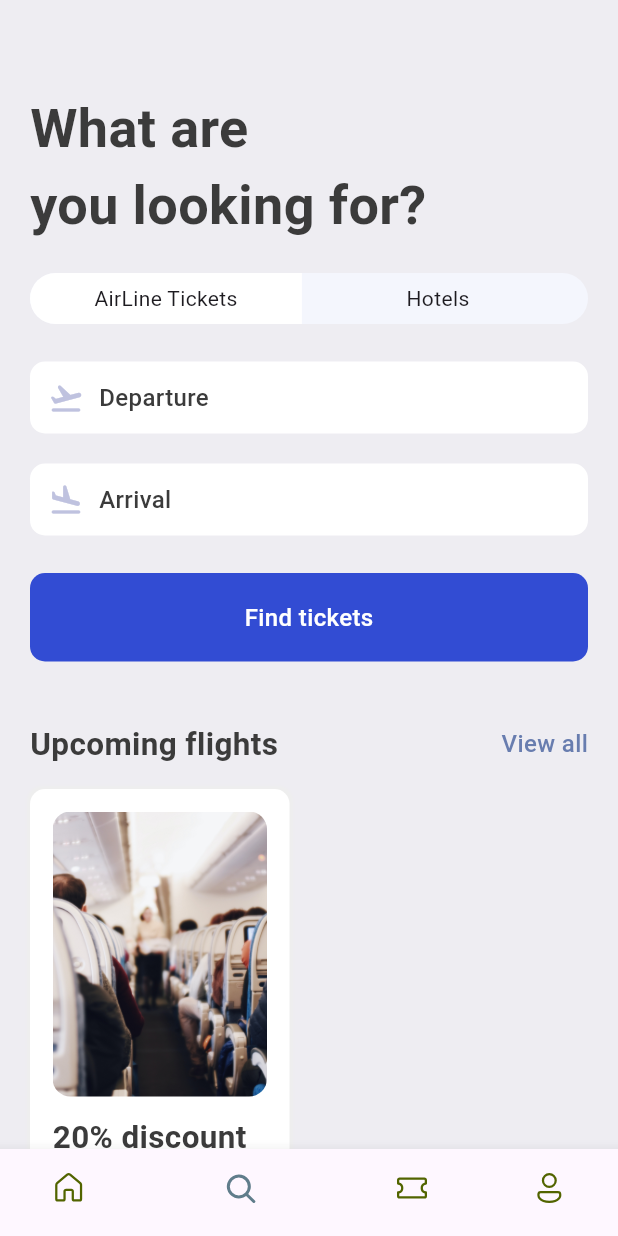
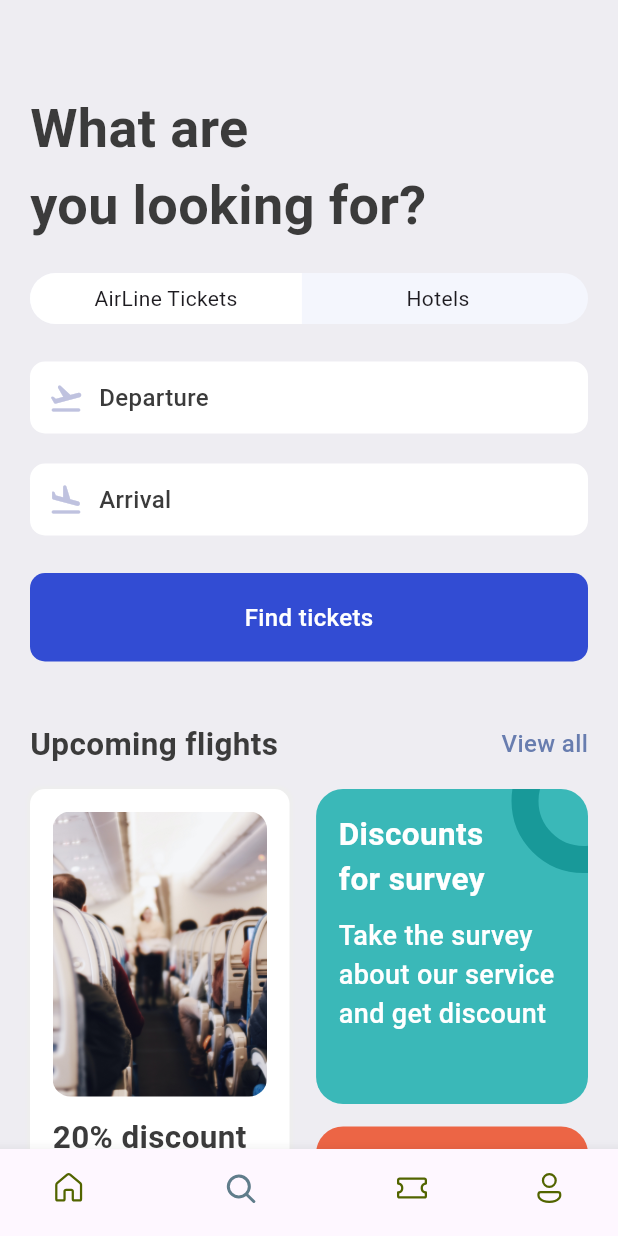
Before and after one commit to ourobf/ticket_app, a Flutter app: the screen it shows after launch, item 2 of the bottom bar chosen, on a phone screen of 412 x 824 dp. Run offline on Flutter 3.47's test engine with Material 3 defaults, Android fonts, the phone set to English and light mode, and no system bars; our stand-ins replace fluentui_icons.

Commit message:
commit-2

```diff
--- a/lib/base/res/styles/app_styles.dart
+++ b/lib/base/res/styles/app_styles.dart
@@ -11,6 +11,7 @@ class AppStyles {
   static Color kakiColor = const Color(0xFFd2bdd6);
   static Color planeColor = const Color(0xFFBFC2DF);
   static Color findTicketsColor = const Color(0xD91130CE);
+  static Color circleColor = const Color(0xFF189999);
 
   static TextStyle textStyle =
       TextStyle(fontSize: 16, fontWeight: FontWeight.w500, color: textColor);
--- a/lib/screens/search/search_screen.dart
+++ b/lib/screens/search/search_screen.dart
@@ -6,6 +6,7 @@ import 'package:tichet_app/base/widgets/app_double_text.dart';
 import 'package:tichet_app/screens/search/widgets/app_text_icon.dart';
 import 'package:tichet_app/screens/search/widgets/app_ticket_tabs.dart';
 import 'package:tichet_app/screens/search/widgets/find_tickets.dart';
+import 'package:tichet_app/screens/search/widgets/ticket_promotion.dart';
 
 class SearchScreen extends StatelessWidget {
   const SearchScreen({super.key});
@@ -58,50 +59,7 @@ class SearchScreen extends StatelessWidget {
           const SizedBox(
             height: 15,
           ),
-          Row(
-            children: [
-              Container(
-                padding:
-                    const EdgeInsets.symmetric(horizontal: 15, vertical: 15),
-                width: size.width * .42,
-                decoration: BoxDecoration(
-                    borderRadius: BorderRadius.circular(10),
-                    color: Colors.white,
-                    boxShadow: [
-                      BoxShadow(
-                          color: Colors.grey.shade200,
-                          blurRadius: 1,
-                          spreadRadius: 2),
-                    ]),
-                child: Column(
-                  children: [
-                    Container(
-                      height: 190,
-                      decoration: BoxDecoration(
-                          borderRadius: BorderRadius.circular(12),
-                          image: const DecorationImage(
-                              fit: BoxFit.cover,
-                              image: AssetImage(AppMedia.planeSit))),
-                    ),
-                    const SizedBox(
-                      height: 12,
-                    ),
-                    Text(
-                      "20% discount on the early booking of this flight. Don't miss.",
-                      style: AppStyles.headLineStyle2,
-                    ),
-                  ],
-                ),
-              ),
-              Column(
-                children: [
-                  Container(
-                    width: size.width * .44,
-                  )
-                ],
-              ),
-            ],
-          ),
+          const TicketPromotion(),
         ],
       ),
     );
--- /dev/null
+++ b/lib/screens/search/widgets/ticket_promotion.dart
@@ -0,0 +1,123 @@
+import 'package:flutter/material.dart';
+import 'package:tichet_app/base/res/media.dart';
+import 'package:tichet_app/base/res/styles/app_styles.dart';
+
+class TicketPromotion extends StatelessWidget {
+  const TicketPromotion({super.key});
+
+  @override
+  Widget build(BuildContext context) {
+    final size = MediaQuery.of(context).size;
+    return Row(
+      mainAxisAlignment: MainAxisAlignment.spaceBetween,
+      children: [
+        Container(
+          padding: const EdgeInsets.symmetric(horizontal: 15, vertical: 15),
+          width: size.width * .42,
+          height: 435,
+          decoration: BoxDecoration(
+              borderRadius: BorderRadius.circular(10),
+              color: Colors.white,
+              boxShadow: [
+                BoxShadow(
+                    color: Colors.grey.shade200,
+                    blurRadius: 1,
+                    spreadRadius: 2),
+              ]),
+          child: Column(
+            children: [
+              Container(
+                height: 190,
+                decoration: BoxDecoration(
+                    borderRadius: BorderRadius.circular(12),
+                    image: const DecorationImage(
+                        fit: BoxFit.cover,
+                        image: AssetImage(AppMedia.planeSit))),
+              ),
+              const SizedBox(
+                height: 12,
+              ),
+              Text(
+                "20% discount on the early booking of this flight. Don't miss.",
+                style: AppStyles.headLineStyle2,
+              ),
+            ],
+          ),
+        ),
+        Column(children: [
+          Stack(
+            children: [
+              Container(
+                padding:
+                    const EdgeInsets.symmetric(vertical: 15, horizontal: 15),
+                width: size.width * .44,
+                height: 210,
+                decoration: BoxDecoration(
+                    color: const Color(0xFF3AB8B8),
+                    borderRadius: BorderRadius.circular(18)),
+                child: Column(
+                  crossAxisAlignment: CrossAxisAlignment.start,
+                  children: [
+                    Text(
+                      "Discounts\nfor survey",
+                      style: AppStyles.headLineStyle2.copyWith(
+                          fontWeight: FontWeight.bold, color: Colors.white),
+                    ),
+                    const SizedBox(
+                      height: 10,
+                    ),
+                    Text(
+                      "Take the survey about our service and get discount",
+                      style: AppStyles.headLineStyle2.copyWith(
+                          fontWeight: FontWeight.w500,
+                          color: Colors.white,
+                          fontSize: 18),
+                    ),
+                  ],
+                ),
+              ),
+              Positioned(
+                //Positioned doit seulement etre utilisé dans Stack
+                right: -45,
+                top: -40,
+                child: Container(
+                  padding: const EdgeInsets.all(30),
+                  decoration: BoxDecoration(
+                      shape: BoxShape.circle,
+                      border:
+                          Border.all(width: 18, color: AppStyles.circleColor)),
+                ),
+              ),
+            ],
+          ),
+          const SizedBox(
+            height: 15,
+          ),
+          Container(
+            padding: const EdgeInsets.symmetric(vertical: 15, horizontal: 15),
+            width: size.width * .44,
+            height: 210,
+            decoration: BoxDecoration(
+              borderRadius: BorderRadius.circular(18),
+              color: const Color(0xFFEC6545),
+            ),
+            child: Column(
+              children: [
+                Text(
+                  "Takes love",
+                  style: AppStyles.headLineStyle2.copyWith(color: Colors.white),
+                ),
+                RichText(
+                    text: const TextSpan(children: [
+                  TextSpan(text: '😍', style: TextStyle(fontSize: 28)),
+                  TextSpan(text: '🥰', style: TextStyle(fontSize: 40)),
+                  TextSpan(text: '😘', style: TextStyle(fontSize: 28))
+                ])),
+              ],
+            ),
+          )
+        ])
+      ],
+    );
+  }
+}
```
